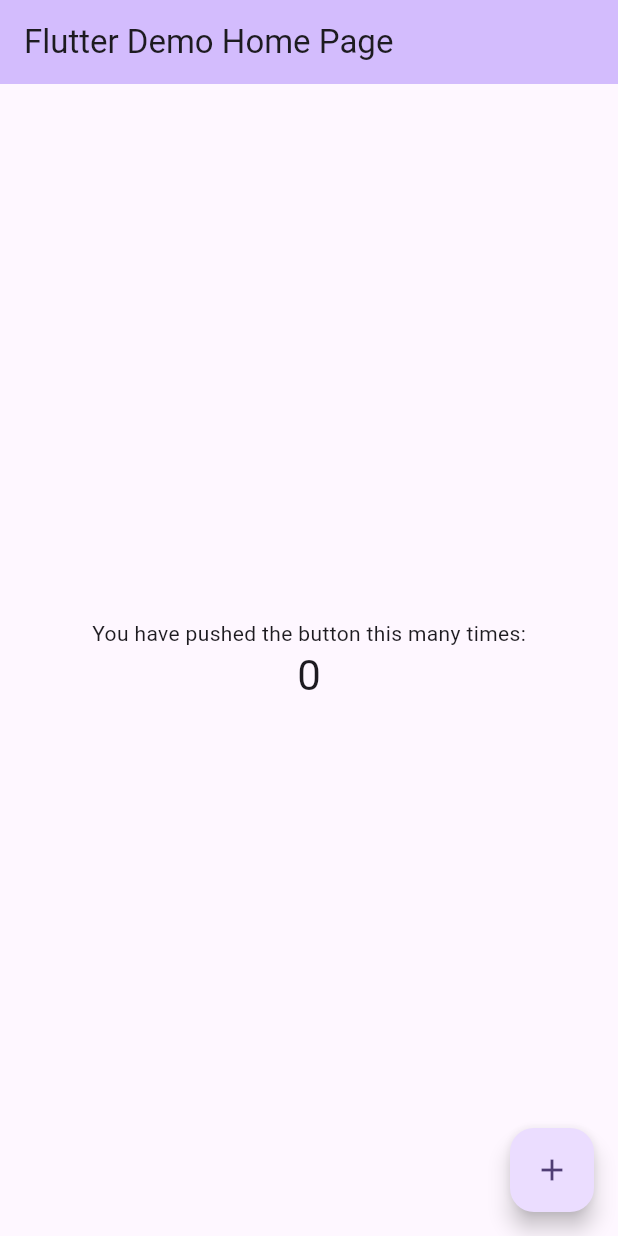
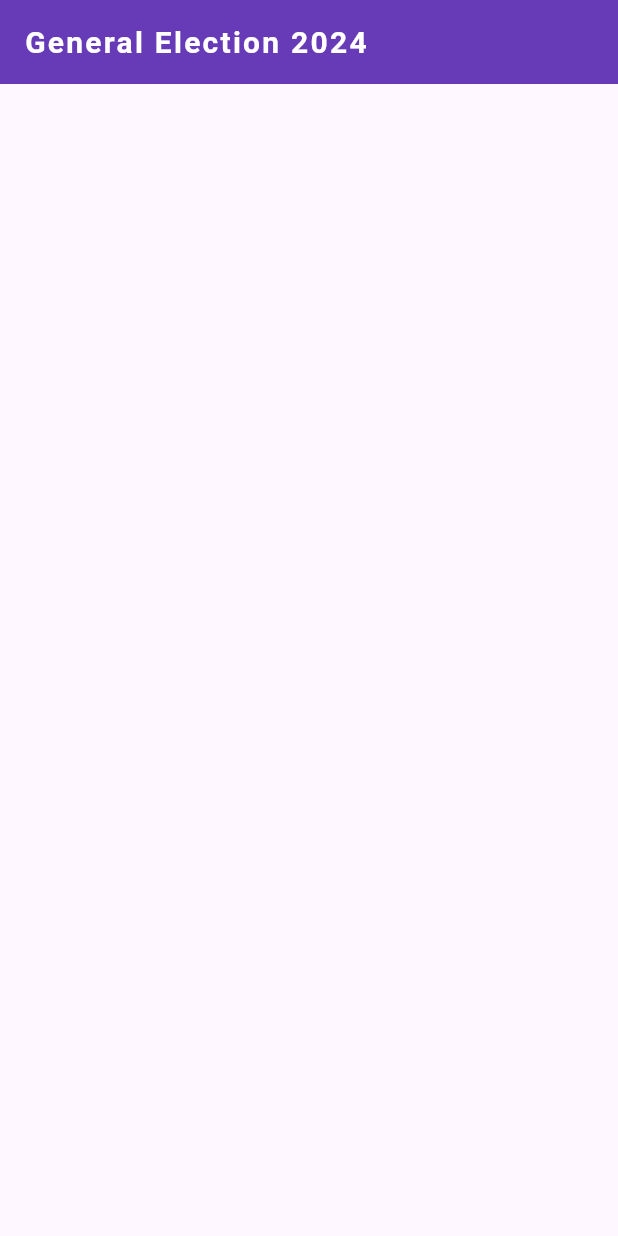
Before and after one commit to PasinduSandamalSenanayake/election-app, a Flutter app: the screen it shows after launch, on a phone screen of 412 x 824 dp. Run offline on Flutter 3.47's test engine with Material 3 defaults, Android fonts, the phone set to English and light mode, and no system bars.

Commit message:
2nd commit

```diff
--- a/lib/main.dart
+++ b/lib/main.dart
@@ -1,3 +1,4 @@
+import 'package:election_app/src/screen/home.dart';
 import 'package:flutter/material.dart';
 
 void main() {
@@ -13,25 +14,10 @@
     return MaterialApp(
       title: 'Flutter Demo',
       theme: ThemeData(
-        // This is the theme of your application.
-        //
-        // TRY THIS: Try running your application with "flutter run". You'll see
-        // the application has a purple toolbar. Then, without quitting the app,
-        // try changing the seedColor in the colorScheme below to Colors.green
-        // and then invoke "hot reload" (save your changes or press the "hot
-        // reload" button in a Flutter-supported IDE, or press "r" if you used
-        // the command line to start the app).
-        //
-        // Notice that the counter didn't reset back to zero; the application
-        // state is not lost during the reload. To reset the state, use hot
-        // restart instead.
-        //
-        // This works for code too, not just values: Most code changes can be
-        // tested with just a hot reload.
         colorScheme: ColorScheme.fromSeed(seedColor: Colors.deepPurple),
         useMaterial3: true,
       ),
-      home: const MyHomePage(title: 'Flutter Demo Home Page'),
+      home: const Home(),
     );
   }
 }
--- /dev/null
+++ b/lib/src/screen/home.dart
@@ -0,0 +1,32 @@
+import 'package:flutter/material.dart';
+
+class Home extends StatefulWidget {
+  const Home({super.key});
+
+  @override
+  State<Home> createState() => _HomeState();
+}
+
+class _HomeState extends State<Home> {
+  @override
+  Widget build(BuildContext context) {
+    return Scaffold(
+      appBar: AppBar(
+        backgroundColor: Colors.deepPurple,
+        title: const Text(
+          'General Election 2024',
+          style: TextStyle(
+            color: Colors.white,
+            fontSize: 20,
+            fontWeight: FontWeight.bold,
+            letterSpacing: 1.5,
+            fontFamily: 'Roboto',
+          ),
+        ),
+      ),
+      body: const Column(
+        children: [],
+      ),
+    );
+  }
+}
--- /dev/null
+++ b/lib/src/widgets/home wigdets/party_widget.dart
@@ -0,0 +1,15 @@
+import 'package:flutter/material.dart';
+
+class PartyWidget extends StatefulWidget {
+  const PartyWidget({super.key});
+
+  @override
+  State<PartyWidget> createState() => _PartyWidgetState();
+}
+
+class _PartyWidgetState extends State<PartyWidget> {
+  @override
+  Widget build(BuildContext context) {
+    return const Placeholder();
+  }
+}
```
Also changed, not shown: pubspec.yaml (+40 -63 lines), assets/font/sinhala.ttf (added).
